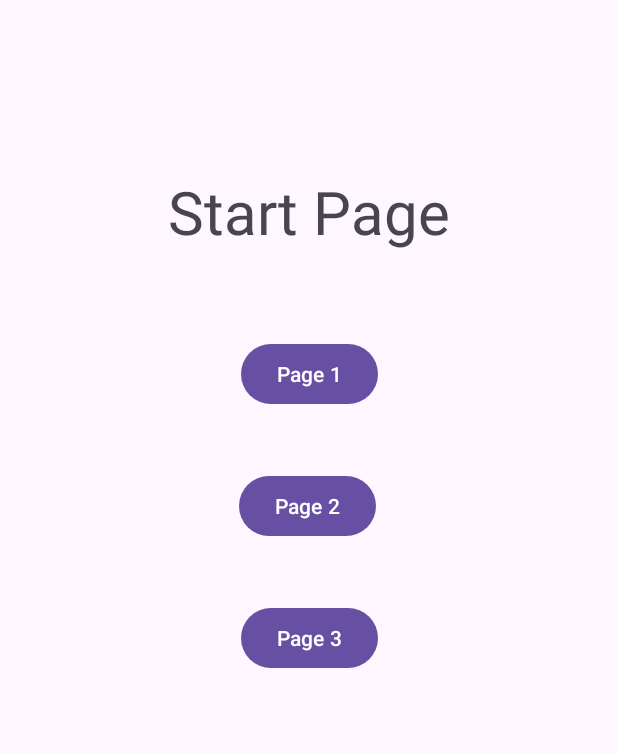
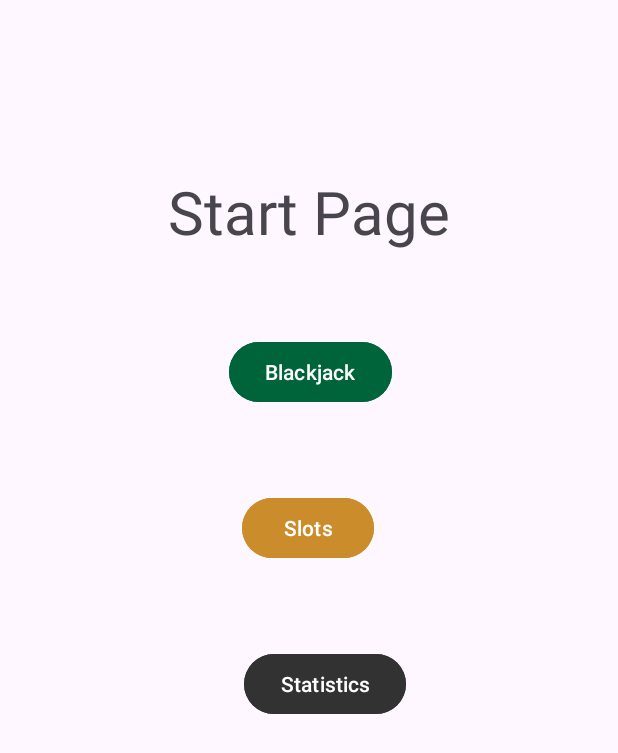
Before and after one commit to iamatamale/androidStudioTest, an Android app: the screen it shows after launch (MainActivity), on a phone screen of 412 x 824 dp. Shown: the top 753 px of the screen. Run offline under Robolectric (Android 15) with nearby library versions, the phone set to English and light mode, and no system bars.

Commit message:
Changed color and text of buttons

```diff
--- a/app/src/main/res/layout/activity_main.xml
+++ b/app/src/main/res/layout/activity_main.xml
@@ -22,9 +22,11 @@
         android:id="@+id/moveToPage1"
         android:layout_width="wrap_content"
         android:layout_height="wrap_content"
-        android:layout_marginTop="57dp"
-        android:text="Page 1"
+        android:layout_marginTop="56dp"
+        android:text="Blackjack"
+        android:backgroundTint="@color/blackjackgreen"
         app:layout_constraintEnd_toEndOf="parent"
+        app:layout_constraintHorizontal_bias="0.503"
         app:layout_constraintStart_toStartOf="parent"
         app:layout_constraintTop_toBottomOf="@+id/textView2" />
 
@@ -32,9 +34,10 @@
         android:id="@+id/movetoPage2"
         android:layout_width="wrap_content"
         android:layout_height="wrap_content"
-        android:layout_marginTop="40dp"
-        android:layout_marginEnd="1dp"
-        android:text="Page 2"
+        android:layout_marginTop="56dp"
+        android:layout_marginEnd="12dp"
+        android:text="Slots"
+        android:backgroundTint="@color/casinoyellow"
         app:layout_constraintEnd_toEndOf="@+id/moveToPage1"
         app:layout_constraintTop_toBottomOf="@+id/moveToPage1" />
 
@@ -43,8 +46,9 @@
         android:layout_width="wrap_content"
         android:layout_height="wrap_content"
         android:layout_marginStart="1dp"
-        android:layout_marginTop="40dp"
-        android:text="Page 3"
+        android:layout_marginTop="56dp"
+        android:text="Statistics"
+        android:backgroundTint="@color/darkgray"
         app:layout_constraintStart_toStartOf="@+id/movetoPage2"
         app:layout_constraintTop_toBottomOf="@+id/movetoPage2" />
 </androidx.constraintlayout.widget.ConstraintLayout>
--- a/app/src/main/res/layout/activity_page1.xml
+++ b/app/src/main/res/layout/activity_page1.xml
@@ -25,6 +25,7 @@
         android:layout_marginStart="12dp"
         android:layout_marginTop="18dp"
         android:text="Back to start"
+        android:backgroundTint="@color/darkgray"
         app:layout_constraintStart_toStartOf="parent"
         app:layout_constraintTop_toTopOf="parent" />
 </androidx.constraintlayout.widget.ConstraintLayout>
--- a/app/src/main/res/layout/activity_page2.xml
+++ b/app/src/main/res/layout/activity_page2.xml
@@ -14,6 +14,7 @@
         android:layout_marginStart="12dp"
         android:layout_marginTop="18dp"
         android:text="Back to start"
+        android:backgroundTint="@color/darkgray"
         app:layout_constraintStart_toStartOf="parent"
         app:layout_constraintTop_toTopOf="parent" />
 
--- a/app/src/main/res/layout/activity_page3.xml
+++ b/app/src/main/res/layout/activity_page3.xml
@@ -24,6 +24,7 @@
         android:layout_marginStart="12dp"
         android:layout_marginTop="18dp"
         android:text="Back to start"
+        android:backgroundTint="@color/darkgray"
         app:layout_constraintStart_toStartOf="parent"
         app:layout_constraintTop_toTopOf="parent" />
 </androidx.constraintlayout.widget.ConstraintLayout>
--- a/app/src/main/res/values/colors.xml
+++ b/app/src/main/res/values/colors.xml
@@ -5,4 +5,7 @@
     <color name="blue">#0000FF</color>
     <color name="red">#FF0000</color>
     <color name="green">#00FF00</color>
+    <color name="blackjackgreen">#00643a</color>
+    <color name="casinoyellow">#cb8c2c</color>
+    <color name="darkgray">#323232</color>
 </resources>
```
